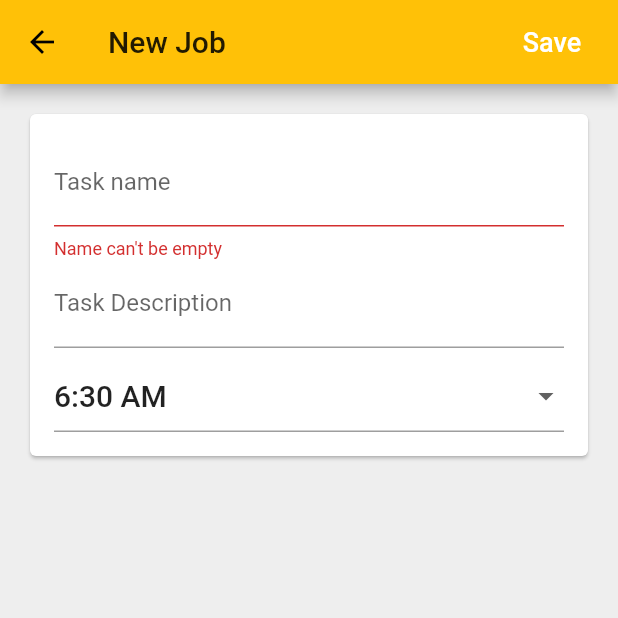
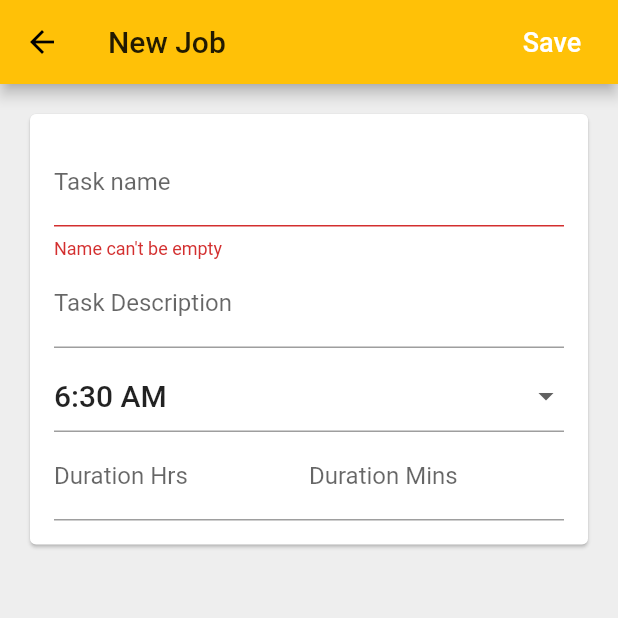
Before and after one commit to adolesamuel/habit_shift, a Flutter app: the EditTaskPage screen opened directly, after a tap on "Save", on a phone screen of 412 x 824 dp, the top half of it. Run offline on Flutter 3.47's test engine with Material 2 defaults, Android fonts, the phone set to English and light mode, and no system bars; our stand-ins replace cloud_firestore, firebase_auth, firebase_core, flutter_local_notifications; missing offline and left inert: enum_to_string; accounts and stored records are empty; network calls fail.

Commit message:
null int error corrected on duration fields

```diff
--- a/lib/home/models/task_object.dart
+++ b/lib/home/models/task_object.dart
@@ -1,7 +1,6 @@
-import 'package:cloud_firestore/cloud_firestore.dart';
+import 'package:enum_to_string/enum_to_string.dart';
 import 'package:flutter/material.dart';
 import 'package:meta/meta.dart';
-import 'package:enum_to_string/enum_to_string.dart';
 
 enum TaskPriority { none, first, second, third, fourth, fifth }
 enum Frequency { none, daily, onceAWeek, onceAMonth }
@@ -17,7 +16,7 @@ class Task {
     this.runCount,
     this.dateCreated,
     this.startTime,
-    // this.taskDuration,
+    this.taskDuration,
     this.priority,
     this.repeat,
     this.frequency,
@@ -30,7 +29,7 @@ class Task {
   final int runCount;
   final DateTime dateCreated;
   final TimeOfDay startTime;
-  // final Duration taskDuration;
+  final Duration taskDuration;
   final TaskPriority priority;
   final bool repeat;
   final Frequency frequency;
@@ -46,8 +45,9 @@ class Task {
     final DateTime dateCreated = data['dateCreated'].toDate();
     final TimeOfDay startTime =
         TimeOfDay(hour: data['startTimeHr'], minute: data['startTimeMn']);
-    // final DateTime taskDuration =
-    // DateTime.fromMillisecondsSinceEpoch(data['taskDuration']);
+    final Duration taskDuration = Duration(
+        hours: data['taskDurationHr'] ?? 0,
+        minutes: data['taskDurationMn'] ?? 0);
     final TaskPriority priority =
         EnumToString.fromString(TaskPriority.values, data['priority']);
     final bool repeat = data['repeat'];
@@ -62,11 +62,7 @@ class Task {
       runCount: runCount,
       dateCreated: dateCreated,
       startTime: startTime,
-      // taskDuration: Duration(
-      //   hours: taskDuration.hour,
-      //   minutes: taskDuration.minute,
-      //   seconds: taskDuration.second,
-      // ),
+      taskDuration: taskDuration,
       priority: priority,
       repeat: repeat,
       frequency: frequency,
@@ -83,14 +79,8 @@ class Task {
       'dateCreated': dateCreated,
       'startTimeHr': startTime.hour,
       'startTimeMn': startTime.minute,
-      // 'taskDuration': DateTime(
-      //         0,
-      //         0,
-      //         0,
-      //         taskDuration.inHours,
-      //         taskDuration.inMinutes - (taskDuration.inHours * 60),
-      //         taskDuration.inSeconds - (taskDuration.inMinutes * 60))
-      //     .millisecondsSinceEpoch,
+      'taskDurationHr': taskDuration.inHours,
+      'taskDurationMn': taskDuration.inMinutes - (taskDuration.inHours * 60),
       'priority': EnumToString.convertToString(priority),
       'repeat': repeat,
       'frequency': EnumToString.convertToString(frequency),
--- a/lib/home/task_page/edit_task_page.dart
+++ b/lib/home/task_page/edit_task_page.dart
@@ -35,8 +35,8 @@ class _EditTaskPageState extends State<EditTaskPage> {
   String _taskName;
   String _taskComment;
   TimeOfDay _startTime;
-  // int _hours;
-  // int _minutes;
+  int _hours;
+  int _minutes;
   TaskPriority _priority;
   Frequency _frequency;
 
@@ -74,10 +74,10 @@ class _EditTaskPageState extends State<EditTaskPage> {
             taskComment: _taskComment,
             dateCreated: DateTime.now(),
             startTime: _startTime,
-            // taskDuration: Duration(
-            //   hours: _hours,
-            //   minutes: _minutes,
-            // ),
+            taskDuration: Duration(
+              hours: _hours,
+              minutes: _minutes,
+            ),
             priority: _priority ?? TaskPriority.none,
             repeat: true,
             frequency: _frequency ?? Frequency.none,
@@ -170,9 +170,9 @@ class _EditTaskPageState extends State<EditTaskPage> {
         },
       ),
       // DateTime _taskDuration
-      // Row(
-      //   children: _buildDurationRow(),
-      // ),
+      Row(
+        children: _buildDurationRow(),
+      ),
       // Priority _priority
       // Frequency _frequency
       Row(
@@ -181,34 +181,34 @@ class _EditTaskPageState extends State<EditTaskPage> {
     ];
   }
 
-  // List<Widget> _buildDurationRow() {
-  //   return [
-  //     Expanded(
-  //       flex: 4,
-  //       child: TextFormField(
-  //         onSaved: (value) => _hours = int.tryParse(value) ?? 0,
-  //         initialValue: _hours != null ? '$_hours' : null,
-  //         decoration: InputDecoration(labelText: 'Duration Hrs'),
-  //         keyboardType: TextInputType.numberWithOptions(
-  //           signed: false,
-  //           decimal: false,
-  //         ),
-  //       ),
-  //     ),
-  //     Expanded(
-  //       flex: 4,
-  //       child: TextFormField(
-  //         onSaved: (value) => _minutes = int.tryParse(value) ?? 0,
-  //         initialValue: _minutes != null ? '$_minutes' : null,
-  //         decoration: InputDecoration(labelText: 'Duration Mins'),
-  //         keyboardType: TextInputType.numberWithOptions(
-  //           signed: false,
-  //           decimal: false,
-  //         ),
-  //       ),
-  //     ),
-  //   ];
-  // }
+  List<Widget> _buildDurationRow() {
+    return [
+      Expanded(
+        flex: 4,
+        child: TextFormField(
+          onSaved: (value) => _hours = int.tryParse(value) ?? 0,
+          initialValue: _hours != null ? '$_hours' : null,
+          decoration: InputDecoration(labelText: 'Duration Hrs'),
+          keyboardType: TextInputType.numberWithOptions(
+            signed: false,
+            decimal: false,
+          ),
+        ),
+      ),
+      Expanded(
+        flex: 4,
+        child: TextFormField(
+          onSaved: (value) => _minutes = int.tryParse(value) ?? 0,
+          initialValue: _minutes != null ? '$_minutes' : null,
+          decoration: InputDecoration(labelText: 'Duration Mins'),
+          keyboardType: TextInputType.numberWithOptions(
+            signed: false,
+            decimal: false,
+          ),
+        ),
+      ),
+    ];
+  }
 
   List<Widget> _buildPriorityandFrequencyRow() {
     return [];
```
